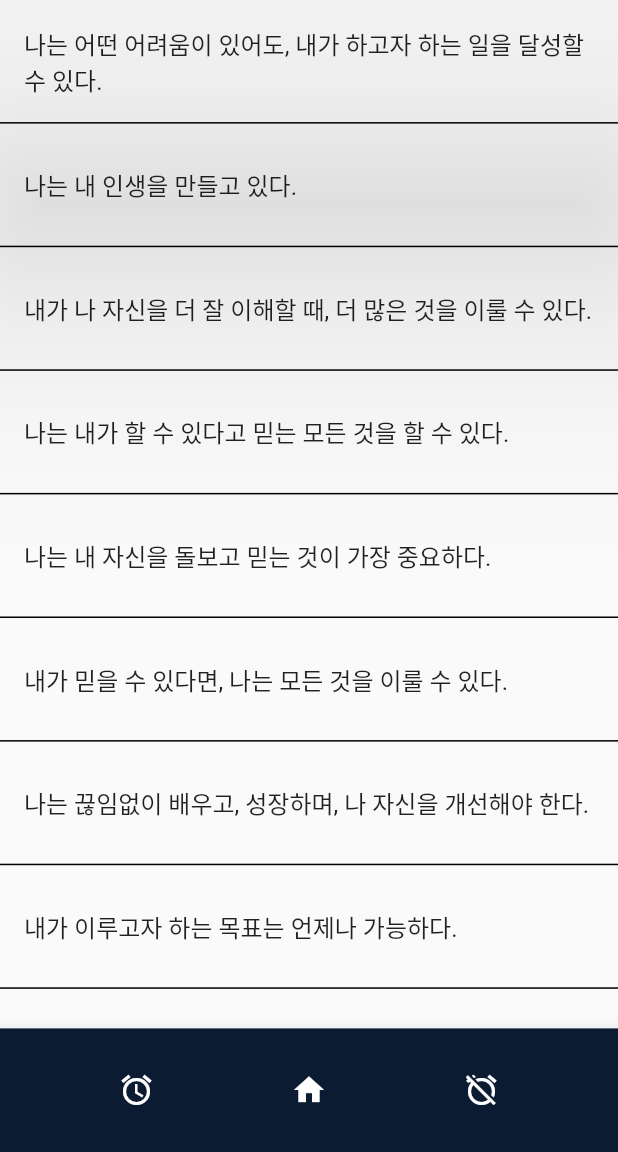
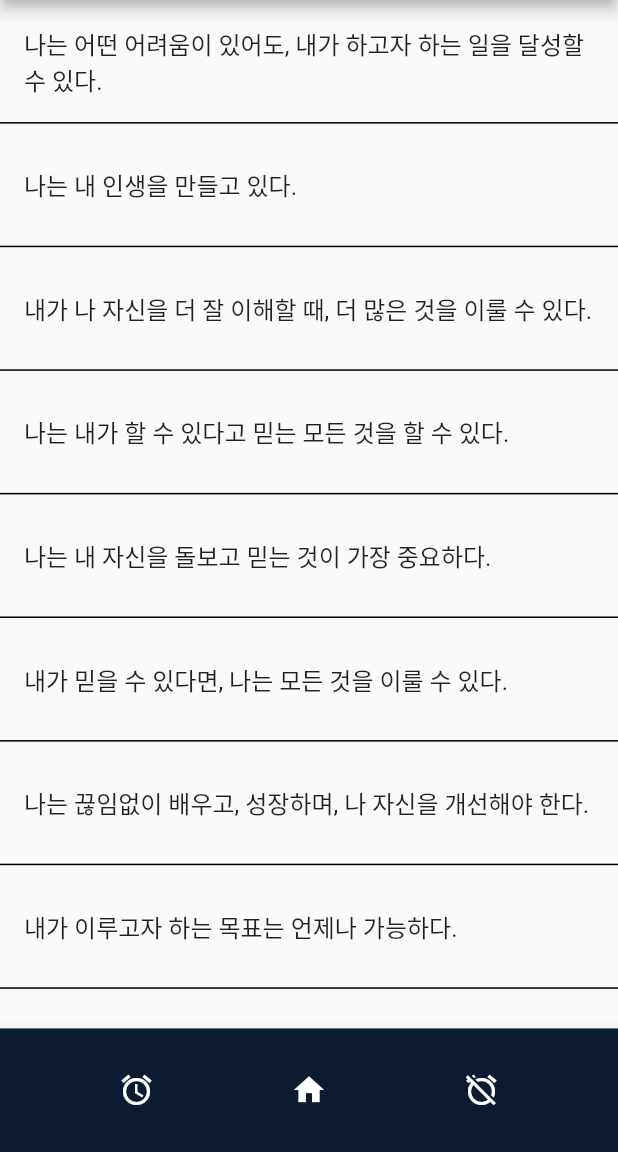
Before and after one commit to godcoder-ohseungyun/self_suggestion, a Flutter app: the NotificationListScreen screen opened directly, item 2 of the bottom bar chosen, after a tap on the "menu" icon, on a phone screen of 412 x 824 dp, the part 84-1236 px from its top. Run offline on Flutter 3.47's test engine with Material 2 defaults, Android fonts, the phone set to English and light mode, and no system bars; our stand-ins replace flutter_local_notifications, flutter_native_timezone, rxdart, shared_preferences, timezone; accounts and stored records are empty.

Commit message:
fix : body에 뿌연 연기가 보이는 현상 해결

```diff
--- a/lib/view/HomeScreen.dart
+++ b/lib/view/HomeScreen.dart
@@ -25,13 +25,15 @@ class _HomeScreenState extends State<HomeScreen> {
       //화면 여백 SafeArea
         child: Scaffold(
             appBar: buildAppBar(context),
-            body: buildBody(suggestions, context),
+            body: Container(
+              //color: Colors.white,
+              child : buildBody(suggestions, context)
+            ),
             bottomNavigationBar: buildBottomAppBar()));
   }
 
   PreferredSizeWidget buildAppBar(BuildContext context) {
     return AppBar(
-      elevation: MediaQuery.of(context).size.height / 10,
       title: Text(CommonMSGConstant.APP_BAR_TITLE),
       backgroundColor: Color.fromRGBO(11,27,50,1.0),
       leading: IconButton(
--- a/lib/view/NotificationListScreen.dart
+++ b/lib/view/NotificationListScreen.dart
@@ -29,7 +29,6 @@ class _NotificationListScreenState extends State<NotificationListScreen> {
 
   PreferredSizeWidget buildAppBar(BuildContext context) {
     return AppBar(
-      elevation: MediaQuery.of(context).size.height / 10,
       title: Text(CommonMSGConstant.APP_BAR_TITLE),
       backgroundColor: Color.fromRGBO(11, 27, 50, 1.0),
       leading: IconButton(
--- a/lib/view/RecommendedSuggestionListScreen.dart
+++ b/lib/view/RecommendedSuggestionListScreen.dart
@@ -30,7 +30,6 @@ class _RecommendedSuggestionListScreenState extends State<RecommendedSuggestionL
 
   PreferredSizeWidget buildAppBar(BuildContext context) {
     return AppBar(
-      elevation: MediaQuery.of(context).size.height / 10,
       title: Text(CommonMSGConstant.APP_BAR_TITLE),
       backgroundColor: Color.fromRGBO(11,27,50,1.0),
       leading: IconButton(
```
